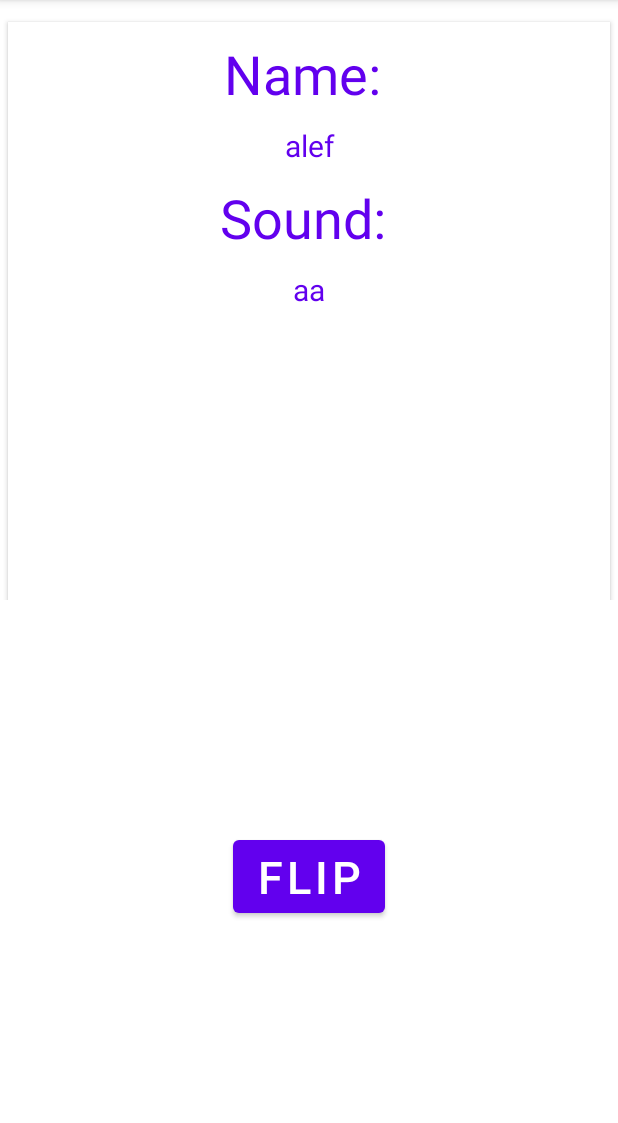
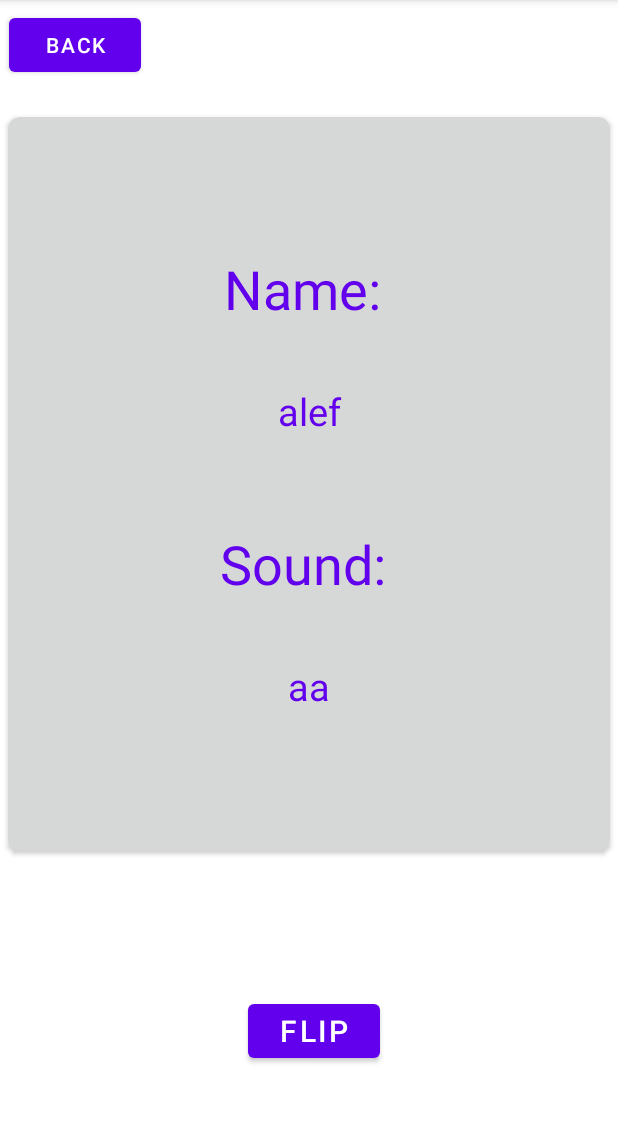
Before and after one commit to cawilkins/PollyGlot, an Android app: the Flashcards screen opened directly, with no data from a screen before it, after a tap on "FLIP", on a phone screen of 412 x 824 dp, the part 84-1207 px from its top. Run offline under Robolectric (Android 15) with nearby library versions, the phone set to English and light mode, and no system bars.

Commit message:
cleaned up some UI features for flashcard function

```diff
--- a/PollyGlot2/app/src/main/java/com/example/pollyglot/Flashcards.java
+++ b/PollyGlot2/app/src/main/java/com/example/pollyglot/Flashcards.java
@@ -3,6 +3,7 @@ package com.example.pollyglot;
 import androidx.appcompat.app.AppCompatActivity;
 import androidx.fragment.app.Fragment;
 
+import android.content.Intent;
 import android.os.Bundle;
 import android.view.View;
 import android.widget.AdapterViewFlipper;
@@ -12,6 +13,7 @@ import android.widget.Toast;
 public class Flashcards extends AppCompatActivity {
 
     private Button flipBtn;
+    private Button backBtn;
     private Fragment fragment;
     private AdapterViewFlipper adapterViewFlipper;
     private int cardId;
@@ -30,6 +32,17 @@ public class Flashcards extends AppCompatActivity {
                     .commit();
         }
 
+        // Back Button
+        backBtn = findViewById(R.id.back_btn);
+        backBtn.setOnClickListener(new View.OnClickListener() {
+            @Override
+            public void onClick(View v) {
+                Intent intent = new Intent(Flashcards.this, MainActivity.class);
+                startActivity(intent);
+            }
+        });
+
+        // Flip Button
         flipBtn = findViewById(R.id.flip_btn);
         flipBtn.setOnClickListener(new View.OnClickListener() {
             @Override
--- a/PollyGlot2/app/src/main/res/layout/activity_flashcards.xml
+++ b/PollyGlot2/app/src/main/res/layout/activity_flashcards.xml
@@ -9,7 +9,7 @@
     <FrameLayout
         android:id="@+id/frame_container"
         android:layout_width="match_parent"
-        android:layout_height="400dp"
+        android:layout_height="600dp"
         app:layout_constraintEnd_toEndOf="parent"
         app:layout_constraintStart_toStartOf="parent"
         app:layout_constraintTop_toTopOf="parent">
@@ -17,8 +17,8 @@
         <AdapterViewFlipper
             android:id="@+id/adapterViewFlipper"
             android:layout_width="match_parent"
-            android:layout_height="match_parent"
-            android:layout_marginTop="10dp"
+            android:layout_height="500dp"
+            android:layout_marginTop="70dp"
             app:layout_constraintBottom_toBottomOf="parent"
             app:layout_constraintEnd_toEndOf="parent"
             app:layout_constraintStart_toStartOf="parent"
@@ -27,11 +27,25 @@
     </FrameLayout>
 
     <Button
+        android:id="@+id/back_btn"
+        android:layout_width="wrap_content"
+        android:layout_height="wrap_content"
+        android:layout_marginStart="6dp"
+        android:layout_marginLeft="6dp"
+        android:layout_marginTop="6dp"
+        android:text="Back"
+        app:layout_constraintStart_toStartOf="parent"
+        app:layout_constraintTop_toTopOf="parent" />
+
+    <Button
         android:id="@+id/flip_btn"
         android:layout_width="wrap_content"
         android:layout_height="wrap_content"
+        android:layout_marginStart="6dp"
+        android:layout_marginLeft="6dp"
+        android:layout_marginTop="6dp"
         android:text="Flip"
-        android:textSize="30sp"
+        android:textSize="20sp"
         app:layout_constraintBottom_toBottomOf="parent"
         app:layout_constraintEnd_toEndOf="parent"
         app:layout_constraintStart_toStartOf="parent"
--- a/PollyGlot2/app/src/main/res/layout/card_back.xml
+++ b/PollyGlot2/app/src/main/res/layout/card_back.xml
@@ -6,22 +6,43 @@
     android:layout_height="match_parent">
 
     <androidx.cardview.widget.CardView
+        android:id="@+id/card_view"
         android:layout_width="match_parent"
         android:layout_height="match_parent"
         android:layout_gravity="center"
         android:layout_margin="@dimen/card_margin"
         android:elevation="3dp"
-        card_view:cardCornerRadius="@dimen/card_album_radius"
-        android:id="@+id/card_view">
+        card_view:cardBackgroundColor="@color/card_background"
+        card_view:cardCornerRadius="@dimen/card_album_radius">
 
         <RelativeLayout
             android:layout_width="match_parent"
             android:layout_height="match_parent">
 
             <TextView
+                android:id="@+id/name"
+                android:layout_width="match_parent"
+                android:layout_height="wrap_content"
+                android:layout_below="@+id/name_title"
+                android:layout_alignParentEnd="true"
+                android:layout_alignParentRight="true"
+                android:layout_marginTop="30dp"
+                android:layout_marginEnd="0dp"
+                android:layout_marginRight="0dp"
+                android:gravity="center_horizontal"
+                android:paddingLeft="@dimen/card_title_padding"
+                android:paddingTop="@dimen/card_title_padding"
+                android:paddingRight="@dimen/card_title_padding"
+                android:text="Name"
+                android:textColor="@color/design_default_color_primary"
+                android:textSize="@dimen/card_content" />
+
+            <TextView
                 android:id="@+id/name_title"
                 android:layout_width="match_parent"
                 android:layout_height="wrap_content"
+                android:layout_alignParentTop="true"
+                android:layout_marginTop="80dp"
                 android:gravity="center_horizontal"
                 android:paddingLeft="@dimen/card_title_padding"
                 android:paddingTop="@dimen/card_title_padding"
@@ -31,23 +52,15 @@
                 android:textSize="@dimen/card_title" />
 
             <TextView
-                android:id="@+id/name"
-                android:layout_width="match_parent"
-                android:layout_height="wrap_content"
-                android:layout_below="@+id/name_title"
-                android:gravity="center_horizontal"
-                android:paddingLeft="@dimen/card_title_padding"
-                android:paddingTop="@dimen/card_title_padding"
-                android:paddingRight="@dimen/card_title_padding"
-                android:text="Name"
-                android:textColor="@color/design_default_color_primary"
-                android:textSize="@dimen/card_content" />
-
-            <TextView
                 android:id="@+id/sound_title"
                 android:layout_width="match_parent"
                 android:layout_height="wrap_content"
                 android:layout_below="@+id/name"
+                android:layout_alignParentEnd="true"
+                android:layout_alignParentRight="true"
+                android:layout_marginTop="50dp"
+                android:layout_marginEnd="0dp"
+                android:layout_marginRight="0dp"
                 android:gravity="center_horizontal"
                 android:paddingLeft="@dimen/card_title_padding"
                 android:paddingTop="@dimen/card_title_padding"
@@ -61,6 +74,11 @@
                 android:layout_width="match_parent"
                 android:layout_height="wrap_content"
                 android:layout_below="@+id/sound_title"
+                android:layout_alignParentEnd="true"
+                android:layout_alignParentRight="true"
+                android:layout_marginTop="30dp"
+                android:layout_marginEnd="0dp"
+                android:layout_marginRight="0dp"
                 android:gravity="center_horizontal"
                 android:paddingLeft="@dimen/card_title_padding"
                 android:paddingTop="@dimen/card_title_padding"
--- a/PollyGlot2/app/src/main/res/layout/card_front.xml
+++ b/PollyGlot2/app/src/main/res/layout/card_front.xml
@@ -6,13 +6,14 @@
     android:layout_height="match_parent">
 
     <androidx.cardview.widget.CardView
+        android:id="@+id/card_view"
         android:layout_width="match_parent"
         android:layout_height="match_parent"
         android:layout_gravity="center"
         android:layout_margin="@dimen/card_margin"
         android:elevation="3dp"
-        card_view:cardCornerRadius="@dimen/card_album_radius"
-        android:id="@+id/card_view">
+        card_view:cardBackgroundColor="@color/card_background"
+        card_view:cardCornerRadius="@dimen/card_album_radius">
 
         <RelativeLayout
             android:layout_width="match_parent"
@@ -22,6 +23,12 @@
                 android:id="@+id/symbol_title"
                 android:layout_width="match_parent"
                 android:layout_height="wrap_content"
+                android:layout_alignParentTop="true"
+                android:layout_alignParentEnd="true"
+                android:layout_alignParentRight="true"
+                android:layout_marginTop="160dp"
+                android:layout_marginEnd="0dp"
+                android:layout_marginRight="0dp"
                 android:gravity="center_horizontal"
                 android:paddingLeft="@dimen/card_title_padding"
                 android:paddingTop="@dimen/card_title_padding"
@@ -35,6 +42,11 @@
                 android:layout_width="match_parent"
                 android:layout_height="wrap_content"
                 android:layout_below="@+id/symbol_title"
+                android:layout_alignParentEnd="true"
+                android:layout_alignParentRight="true"
+                android:layout_marginTop="30dp"
+                android:layout_marginEnd="2dp"
+                android:layout_marginRight="2dp"
                 android:gravity="center_horizontal"
                 android:paddingLeft="@dimen/card_title_padding"
                 android:paddingTop="@dimen/card_title_padding"
--- a/PollyGlot2/app/src/main/res/layout/fragment_flashcard_back.xml
+++ b/PollyGlot2/app/src/main/res/layout/fragment_flashcard_back.xml
@@ -7,8 +7,8 @@
     <AdapterViewFlipper
         android:id="@+id/adapterViewFlipper"
         android:layout_width="match_parent"
-        android:layout_height="400dp"
-        android:layout_marginTop="10dp"
+        android:layout_height="500dp"
+        android:layout_marginTop="70dp"
         app:layout_constraintBottom_toBottomOf="parent"
         app:layout_constraintEnd_toEndOf="parent"
         app:layout_constraintStart_toStartOf="parent"
--- a/PollyGlot2/app/src/main/res/layout/fragment_flashcard_front.xml
+++ b/PollyGlot2/app/src/main/res/layout/fragment_flashcard_front.xml
@@ -8,8 +8,8 @@
     <AdapterViewFlipper
         android:id="@+id/adapterViewFlipper"
         android:layout_width="match_parent"
-        android:layout_height="400dp"
-        android:layout_marginTop="10dp"
+        android:layout_height="500dp"
+        android:layout_marginTop="70dp"
         app:layout_constraintBottom_toBottomOf="parent"
         app:layout_constraintEnd_toEndOf="parent"
         app:layout_constraintHorizontal_bias="0.431"
--- a/PollyGlot2/app/src/main/res/values/colors.xml
+++ b/PollyGlot2/app/src/main/res/values/colors.xml
@@ -7,4 +7,7 @@
     <color name="teal_700">#FF018786</color>
     <color name="black">#FF000000</color>
     <color name="white">#FFFFFFFF</color>
+
+    <color name="card_background">#ffd6d7d7</color>
+
 </resources>
--- a/PollyGlot2/app/src/main/res/values/dimens.xml
+++ b/PollyGlot2/app/src/main/res/values/dimens.xml
@@ -1,11 +1,11 @@
 <resources>
     <dimen name="card_margin">5dp</dimen>
-    <dimen name="card_album_radius">0dp</dimen>
+    <dimen name="card_album_radius">8dp</dimen>
 
     <dimen name="card_cover_height">160dp</dimen>
     <dimen name="card_title_padding">10dp</dimen>
     <dimen name="card_title">36sp</dimen>
-    <dimen name="card_content">20sp</dimen>
+    <dimen name="card_content">25sp</dimen>
     <dimen name="songs_count_padding_bottom">5dp</dimen>
     <dimen name="songs_count">12sp</dimen>
     <dimen name="ic_album_overflow_width">20dp</dimen>
```
